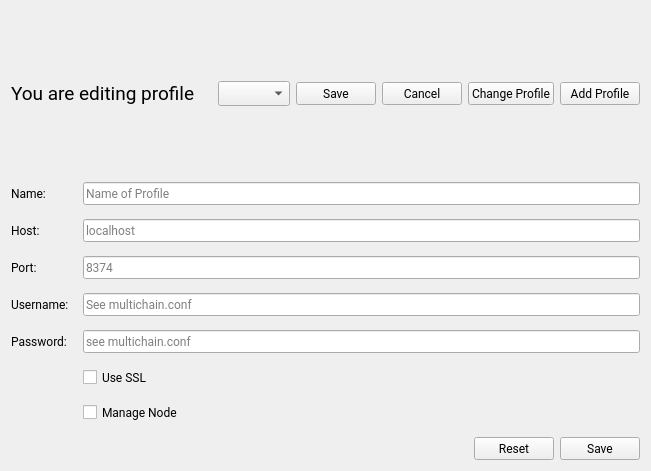
The window that app/ui/settings_profile.ui (project-renard-survey/gui-demo) describes before a commit, drawn with Qt 5.
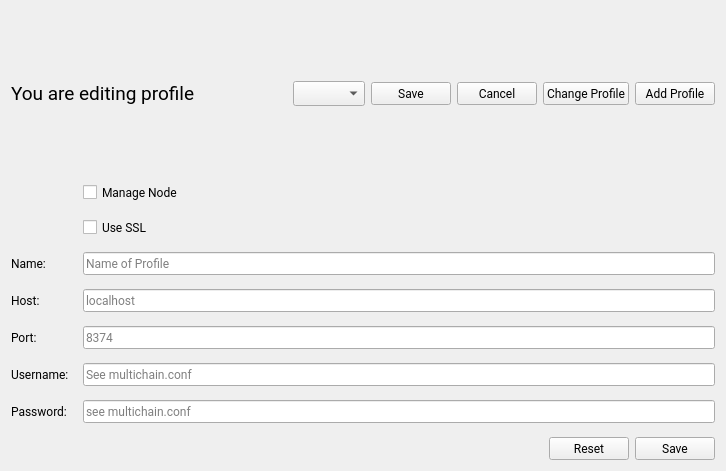
The same window after the commit.

Commit message: disable connection settings, when user manages node not by itself

What changed in the file:
```diff
--- a/app/ui/settings_profile.ui
+++ b/app/ui/settings_profile.ui
@@ -6,7 +6,7 @@
    <rect>
     <x>0</x>
     <y>0</y>
-    <width>579</width>
+    <width>726</width>
     <height>471</height>
    </rect>
   </property>
@@ -147,7 +147,7 @@
      <property name="leftMargin">
       <number>0</number>
      </property>
-     <item row="0" column="0">
+     <item row="2" column="0">
       <widget class="QLabel" name="label_name">
        <property name="font">
         <font>
@@ -162,7 +162,7 @@
        </property>
       </widget>
      </item>
-     <item row="0" column="1">
+     <item row="2" column="1">
       <widget class="QLineEdit" name="edit_name">
        <property name="font">
         <font>
@@ -180,7 +180,7 @@
        </property>
       </widget>
      </item>
-     <item row="1" column="0">
+     <item row="3" column="0">
       <widget class="QLabel" name="label_host">
        <property name="font">
         <font>
@@ -195,7 +195,7 @@
        </property>
       </widget>
      </item>
-     <item row="1" column="1">
+     <item row="3" column="1">
       <widget class="QLineEdit" name="edit_host">
        <property name="font">
         <font>
@@ -213,7 +213,7 @@
        </property>
       </widget>
      </item>
-     <item row="2" column="1">
+     <item row="4" column="1">
       <widget class="QLineEdit" name="edit_port">
        <property name="font">
         <font>
@@ -228,7 +228,7 @@
        </property>
       </widget>
      </item>
-     <item row="3" column="0">
+     <item row="5" column="0">
       <widget class="QLabel" name="label_rpc_user">
        <property name="font">
         <font>
@@ -243,7 +243,7 @@
        </property>
       </widget>
      </item>
-     <item row="3" column="1">
+     <item row="5" column="1">
       <widget class="QLineEdit" name="edit_rpc_user">
        <property name="font">
         <font>
@@ -258,7 +258,7 @@
        </property>
       </widget>
      </item>
-     <item row="4" column="0">
+     <item row="6" column="0">
       <widget class="QLabel" name="label_rpc_password">
        <property name="font">
         <font>
@@ -273,7 +273,7 @@
        </property>
       </widget>
      </item>
-     <item row="4" column="1">
+     <item row="6" column="1">
       <widget class="QLineEdit" name="edit_rpc_password">
        <property name="font">
         <font>
@@ -291,31 +291,7 @@
        </property>
       </widget>
      </item>
-     <item row="5" column="1">
-      <widget class="QCheckBox" name="check_box_use_ssl">
-       <property name="font">
-        <font>
-         <family>Roboto</family>
-        </font>
-       </property>
-       <property name="text">
-        <string>Use SSL</string>
-       </property>
-      </widget>
-     </item>
-     <item row="6" column="1">
-      <widget class="QCheckBox" name="check_manage_node">
-       <property name="font">
-        <font>
-         <family>Roboto</family>
-        </font>
-       </property>
-       <property name="text">
-        <string>Manage Node</string>
-       </property>
-      </widget>
-     </item>
-     <item row="7" column="1">
+     <item row="9" column="1">
       <widget class="QWidget" name="widget" native="true">
        <layout class="QHBoxLayout" name="horizontalLayout">
         <property name="margin">
@@ -373,7 +349,7 @@
        </layout>
       </widget>
      </item>
-     <item row="2" column="0">
+     <item row="4" column="0">
       <widget class="QLabel" name="label_port">
        <property name="font">
         <font>
@@ -388,6 +364,30 @@
        </property>
       </widget>
      </item>
+     <item row="0" column="1">
+      <widget class="QCheckBox" name="check_manage_node">
+       <property name="font">
+        <font>
+         <family>Roboto</family>
+        </font>
+       </property>
+       <property name="text">
+        <string>Manage Node</string>
+       </property>
+      </widget>
+     </item>
+     <item row="1" column="1">
+      <widget class="QCheckBox" name="check_box_use_ssl">
+       <property name="font">
+        <font>
+         <family>Roboto</family>
+        </font>
+       </property>
+       <property name="text">
+        <string>Use SSL</string>
+       </property>
+      </widget>
+     </item>
     </layout>
    </item>
   </layout>
```
The commit also changes 1 other file.
